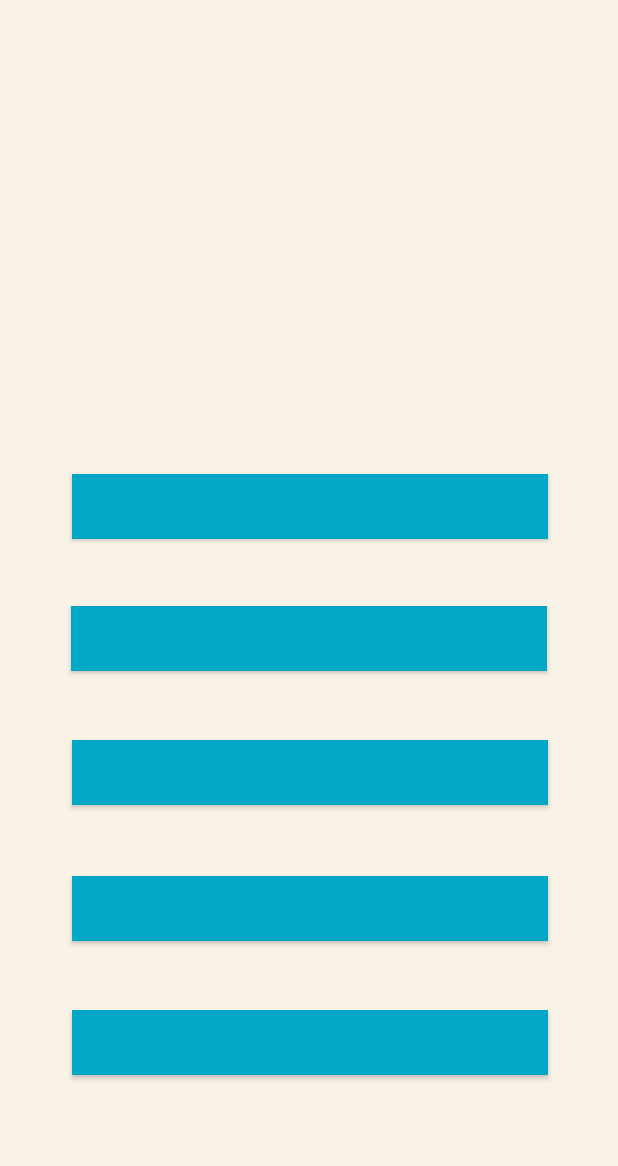
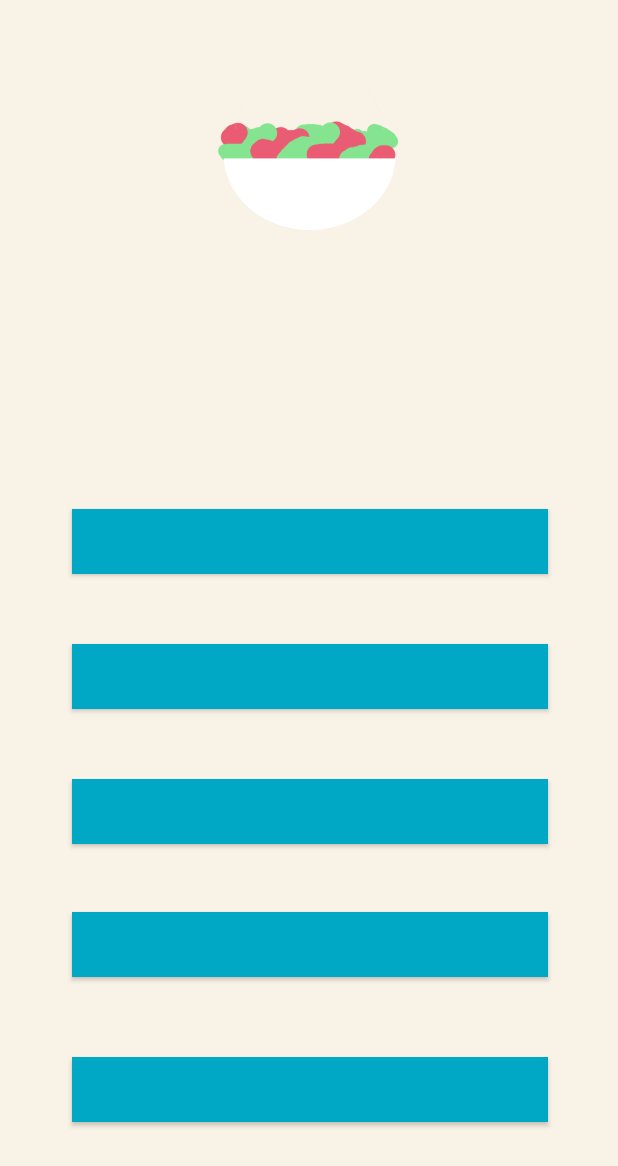
Before and after one commit to homerghad/JMARK, an Android app: the QuestionTwoActivity screen opened directly, with no data from a screen before it, on a phone screen of 412 x 824 dp. Shown: the top 1166 px of the screen. Run offline under Robolectric (Android 15) with nearby library versions, the phone set to English and light mode, and no system bars.

Commit message:
Fixed UI

```diff
--- a/app/src/main/res/layout/activity_let_me_choose_question_two.xml
+++ b/app/src/main/res/layout/activity_let_me_choose_question_two.xml
@@ -12,29 +12,25 @@
         android:id="@+id/textView5"
         android:layout_width="wrap_content"
         android:layout_height="wrap_content"
-        android:layout_marginBottom="367dp"
-        android:layout_marginEnd="164dp"
-        android:layout_marginLeft="162dp"
-        android:layout_marginRight="164dp"
-        android:layout_marginStart="162dp"
-        android:layout_marginTop="121dp"
+        android:layout_marginBottom="8dp"
+        android:layout_marginTop="8dp"
         android:text=""
         android:textColor="@color/colorGray"
         android:textSize="22sp"
         app:fontFamily="@font/abc"
         app:layout_constraintBottom_toBottomOf="parent"
         app:layout_constraintEnd_toEndOf="parent"
-        app:layout_constraintHorizontal_bias="0.496"
+        app:layout_constraintHorizontal_bias="0.501"
         app:layout_constraintStart_toStartOf="parent"
         app:layout_constraintTop_toTopOf="parent"
-        app:layout_constraintVertical_bias="0.661" />
+        app:layout_constraintVertical_bias="0.328" />
 
     <Button
         android:id="@+id/button1"
         android:layout_width="317dp"
         android:layout_height="43dp"
+        android:layout_marginBottom="8dp"
         android:layout_marginTop="8dp"
-        android:layout_marginBottom="8dp"
         android:background="@color/colorTeal"
         android:onClick="buttonOne"
         android:textColor="@color/colorWhite"
@@ -44,31 +40,31 @@
         app:layout_constraintHorizontal_bias="0.507"
         app:layout_constraintStart_toStartOf="parent"
         app:layout_constraintTop_toTopOf="parent"
-        app:layout_constraintVertical_bias="0.403"
-         />
+        app:layout_constraintVertical_bias="0.433" />
 
     <Button
         android:id="@+id/button2"
         android:layout_width="317dp"
         android:layout_height="43dp"
+        android:layout_marginBottom="8dp"
         android:layout_marginTop="8dp"
-        android:layout_marginBottom="8dp"
         android:background="@color/colorTeal"
         android:onClick="buttonTwo"
         android:textColor="@color/colorWhite"
         app:fontFamily="@font/abc"
         app:layout_constraintBottom_toBottomOf="parent"
         app:layout_constraintEnd_toEndOf="parent"
+        app:layout_constraintHorizontal_bias="0.507"
         app:layout_constraintStart_toStartOf="parent"
         app:layout_constraintTop_toTopOf="parent"
-        app:layout_constraintVertical_bias="0.518" />
+        app:layout_constraintVertical_bias="0.551" />
 
     <Button
         android:id="@+id/button3"
         android:layout_width="317dp"
         android:layout_height="43dp"
+        android:layout_marginBottom="8dp"
         android:layout_marginTop="8dp"
-        android:layout_marginBottom="8dp"
         android:background="@color/colorTeal"
         android:onClick="buttonThree"
         android:textColor="@color/colorWhite"
@@ -78,14 +74,14 @@
         app:layout_constraintHorizontal_bias="0.507"
         app:layout_constraintStart_toStartOf="parent"
         app:layout_constraintTop_toTopOf="parent"
-        app:layout_constraintVertical_bias="0.635" />
+        app:layout_constraintVertical_bias="0.669" />
 
     <Button
         android:id="@+id/button4"
         android:layout_width="317dp"
         android:layout_height="43dp"
+        android:layout_marginBottom="8dp"
         android:layout_marginTop="8dp"
-        android:layout_marginBottom="8dp"
         android:background="@color/colorTeal"
         android:onClick="buttonFour"
         android:textColor="@color/colorWhite"
@@ -95,14 +91,14 @@
         app:layout_constraintHorizontal_bias="0.507"
         app:layout_constraintStart_toStartOf="parent"
         app:layout_constraintTop_toTopOf="parent"
-        app:layout_constraintVertical_bias="0.753" />
+        app:layout_constraintVertical_bias="0.785" />
 
     <Button
         android:id="@+id/button5"
         android:layout_width="317dp"
         android:layout_height="43dp"
+        android:layout_marginBottom="8dp"
         android:layout_marginTop="8dp"
-        android:layout_marginBottom="8dp"
         android:background="@color/colorTeal"
         android:onClick="buttonFive"
         android:textColor="@color/colorWhite"
@@ -112,6 +108,20 @@
         app:layout_constraintHorizontal_bias="0.507"
         app:layout_constraintStart_toStartOf="parent"
         app:layout_constraintTop_toTopOf="parent"
-        app:layout_constraintVertical_bias="0.87" />
+        app:layout_constraintVertical_bias="0.911" />
+
+    <ImageView
+        android:id="@+id/imageView"
+        android:layout_width="159dp"
+        android:layout_height="154dp"
+        android:layout_marginBottom="8dp"
+        android:layout_marginTop="16dp"
+        android:src="@drawable/salad"
+        app:layout_constraintBottom_toBottomOf="parent"
+        app:layout_constraintEnd_toEndOf="parent"
+        app:layout_constraintHorizontal_bias="0.502"
+        app:layout_constraintStart_toStartOf="parent"
+        app:layout_constraintTop_toTopOf="parent"
+        app:layout_constraintVertical_bias="0.0" />
 
 </android.support.constraint.ConstraintLayout>
```
Also changed, not shown: app/src/main/res/layout/activity_let_me_choose_question_five.xml (+24 -14 lines), app/src/main/res/layout/activity_let_me_choose_question_three.xml (+23 -19 lines), app/src/main/res/drawable/booze.png (added), app/src/main/res/drawable/earth.png (added), app/src/main/res/drawable/salad.png (added).
